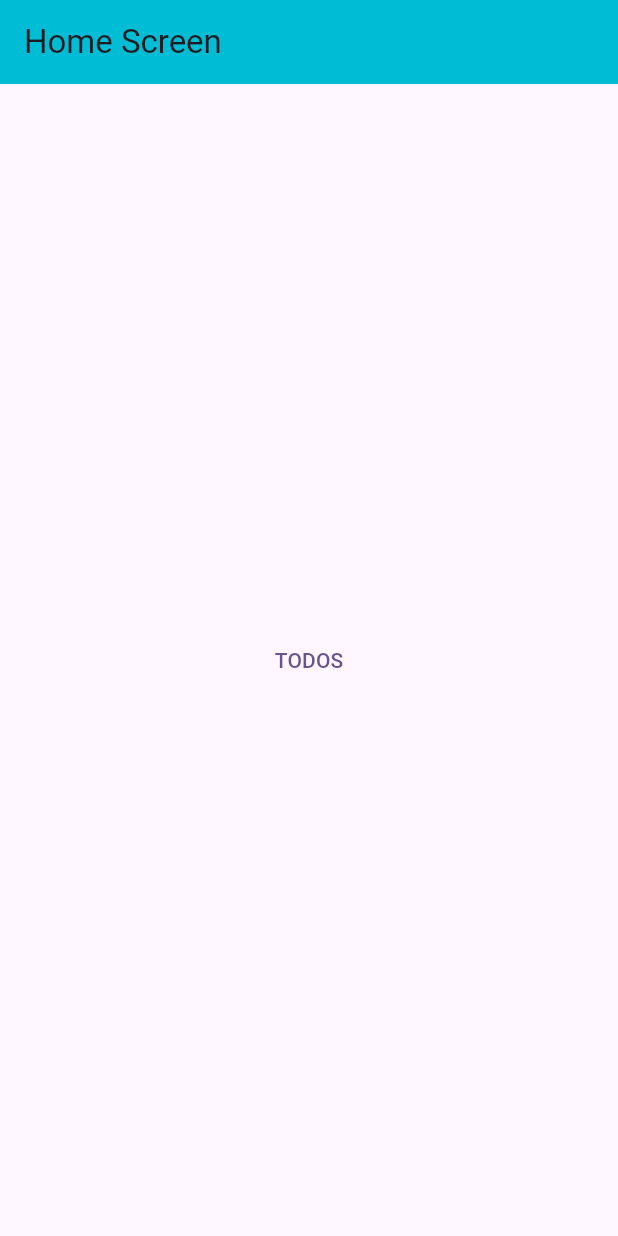
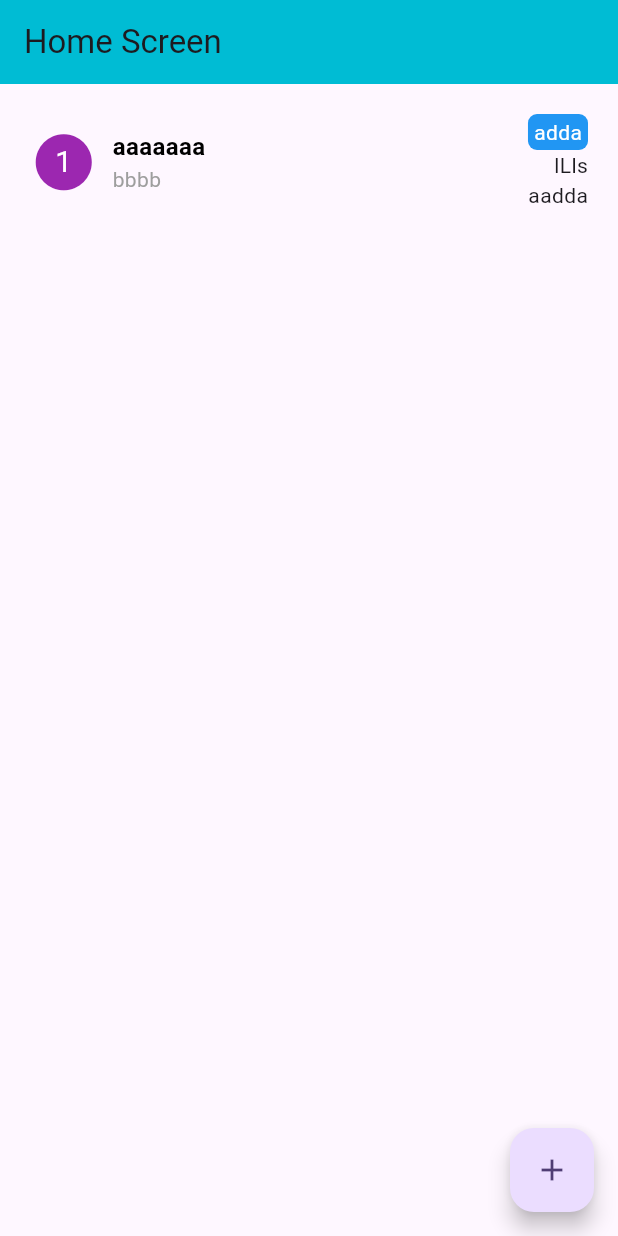
Before and after one commit to Boyzest-Saragih/flutterCampus, a Flutter app: the screen it shows after launch, on a phone screen of 412 x 824 dp. Run offline on Flutter 3.47's test engine with Material 3 defaults, Android fonts, the phone set to English and light mode, and no system bars.

Commit message:
provider

```diff
--- /dev/null
+++ b/lib/provider/todosModel.dart
@@ -0,0 +1,11 @@
+import 'package:flutter/material.dart';
+
+class Todosmodel extends ChangeNotifier {
+  List<List<dynamic>> data = [["aaaaaaa","bbbb","lLls","aadda","adda"]];
+
+  void addTodo(String?title, String?desc, String?tglMulai, String?tglSelesai, String?kategori) {
+    data.add([title, desc, tglMulai, tglSelesai, kategori]);
+    print(data);
+    notifyListeners();
+  }
+}
--- a/lib/screens/home.dart
+++ b/lib/screens/home.dart
@@ -1,5 +1,7 @@
+import 'package:fe_matkul/provider/todosModel.dart';
 import 'package:fe_matkul/screens/w03.dart';
 import 'package:flutter/material.dart';
+import 'package:provider/provider.dart';
 
 class Home extends StatefulWidget {
   const Home({super.key});
@@ -11,19 +13,92 @@ class Home extends StatefulWidget {
 class _HomeState extends State<Home> {
   @override
   Widget build(BuildContext context) {
+    final todosModel = Provider.of<Todosmodel>(context);
     return Scaffold(
-      appBar: AppBar(
-        title: Text("Home Screen"),
-        backgroundColor: Colors.cyan,
+      appBar: AppBar(title: Text("Home Screen"), backgroundColor: Colors.cyan),
+      body: Padding(
+        padding: EdgeInsets.all(20),
+        child: ListView.builder(
+          itemCount: todosModel.data.length,
+          itemBuilder: (BuildContext context, int index) {
+            final todo = todosModel.data[index];
+            return Column(
+              children: [
+                Row(
+                  mainAxisAlignment: MainAxisAlignment.spaceBetween,
+                  children: [
+                    Row(
+                      children: [
+                        Stack(
+                          alignment: Alignment.center,
+                          children: [
+                            const Icon(
+                              Icons.circle,
+                              size: 45,
+                              color: Colors.purple,
+                            ),
+                            Text(
+                              "${index + 1}",
+                              style: TextStyle(
+                                color: Colors.white,
+                                fontSize: 20,
+                              ),
+                            ),
+                          ],
+                        ),
+                        const SizedBox(width: 10),
+                        Column(
+                          crossAxisAlignment: CrossAxisAlignment.start,
+                          children: [
+                            Text(
+                              todo[0],
+                              style: TextStyle(
+                                fontSize: 16,
+                                color: Colors.black,
+                                fontWeight: FontWeight.bold,
+                              ),
+                            ),
+                            Text(todo[1], style: TextStyle(color: Colors.grey)),
+                          ],
+                        ),
+                      ],
+                    ),
+                    Column(
+                      crossAxisAlignment: CrossAxisAlignment.end,
+                      children: [
+                        Container(
+                          padding: const EdgeInsets.symmetric(vertical: 2,horizontal: 4),
+                          decoration: BoxDecoration(
+                            color: Colors.blue,
+                            borderRadius: BorderRadius.circular(6)
+                          ),
+                          child: Text(
+                            todo[4],
+                            style: TextStyle(
+                              color: Colors.white,
+                            ),
+                          ),
+                        ),
+                        Text(todo[2]),
+                        Text(todo[3]),
+                      ],
+                    ),
+                  ],
+                ),
+                const SizedBox(height: 10),
+              ],
+            );
+          },
+        ),
       ),
-      body: Center(
-        child: TextButton(
-          onPressed: (){
-            Navigator.push(
-              context,
-              MaterialPageRoute(builder: (context)=>W03Page())
-              );
-          }, child: const Text("TODOS")),
+      floatingActionButton: FloatingActionButton(
+        child: Icon(Icons.add),
+        onPressed: () {
+          Navigator.push(
+            context,
+            MaterialPageRoute(builder: (context) => const W03Page()),
+          );
+        },
       ),
     );
   }
--- a/pubspec.yaml
+++ b/pubspec.yaml
@@ -30,6 +30,7 @@ environment:
 dependencies:
   flutter:
     sdk: flutter
+  provider : ^6.0.0
 
   # The following adds the Cupertino Icons font to your application.
   # Use with the CupertinoIcons class for iOS style icons.
```
Also changed, not shown: lib/main.dart (+6 -3 lines), lib/screens/w03.dart (+75 -18 lines), pubspec.lock.
